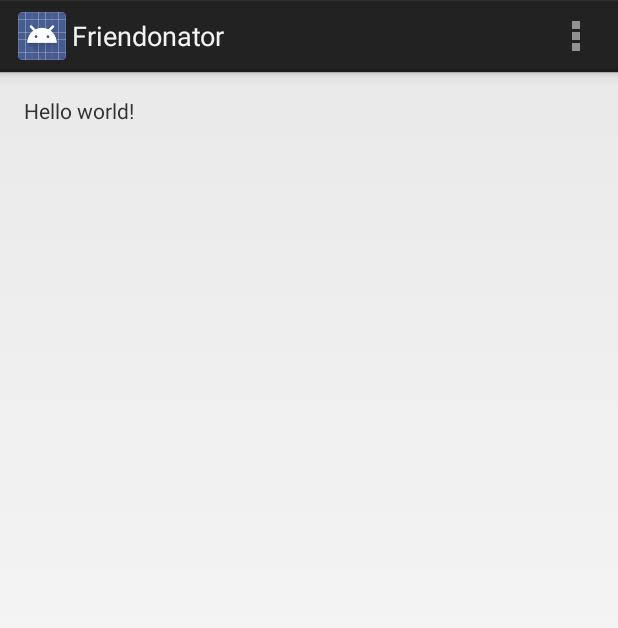
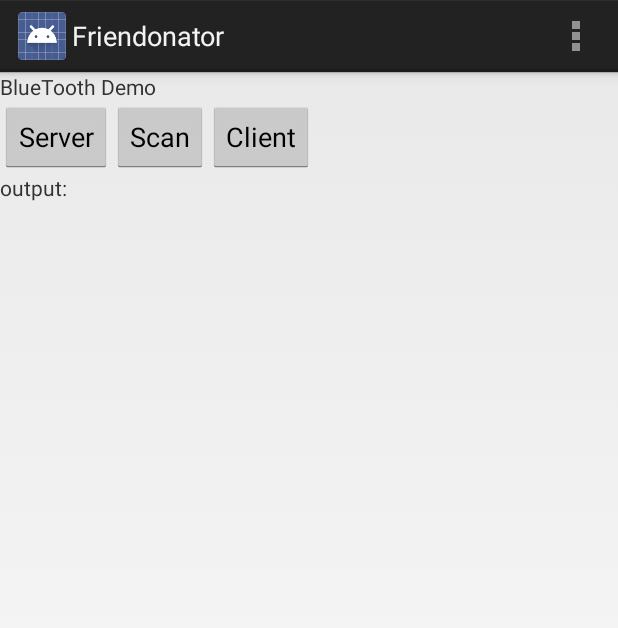
Before and after one commit to Kotoriii/FriendonatorPI, an Android app: the screen it shows after launch (MainActivity), on a phone screen of 412 x 824 dp. Shown: the top 628 px of the screen. Run offline under Robolectric (Android 15) with nearby library versions, the phone set to English and light mode, and no system bars.

Commit message:
agregado base bluetoot

```diff
--- a/app/src/main/AndroidManifest.xml
+++ b/app/src/main/AndroidManifest.xml
@@ -12,10 +12,13 @@
             android:label="@string/app_name" >
             <intent-filter>
                 <action android:name="android.intent.action.MAIN" />
-
                 <category android:name="android.intent.category.LAUNCHER" />
             </intent-filter>
         </activity>
+
     </application>
 
+    <uses-permission android:name="android.permission.BLUETOOTH" />
+    <uses-permission android:name="android.permission.BLUETOOTH_ADMIN" />
+
 </manifest>
--- a/app/src/main/java/com/pi314/friendonator/MainActivity.java
+++ b/app/src/main/java/com/pi314/friendonator/MainActivity.java
@@ -1,20 +1,24 @@
 package com.pi314.friendonator;
 
 import android.app.Activity;
+import android.content.Intent;
 import android.os.Bundle;
 import android.view.Menu;
 import android.view.MenuItem;
 
+import Bluetooth.BlueMan;
+
 
 public class MainActivity extends Activity {
+
 
     @Override
     protected void onCreate(Bundle savedInstanceState) {
         super.onCreate(savedInstanceState);
         setContentView(R.layout.activity_main);
+        Intent ine = new Intent(MainActivity.this, BlueMan.class);
+        startActivity(ine);
     }
-
-
     @Override
     public boolean onCreateOptionsMenu(Menu menu) {
         // Inflate the menu; this adds items to the action bar if it is present.
--- a/app/src/main/res/layout/activity_main.xml
+++ b/app/src/main/res/layout/activity_main.xml
@@ -1,16 +1,27 @@
-<RelativeLayout xmlns:android="http://schemas.android.com/apk/res/android"
-    xmlns:tools="http://schemas.android.com/tools"
-    android:layout_width="match_parent"
-    android:layout_height="match_parent"
-    android:paddingLeft="@dimen/activity_horizontal_margin"
-    android:paddingRight="@dimen/activity_horizontal_margin"
-    android:paddingTop="@dimen/activity_vertical_margin"
-    android:paddingBottom="@dimen/activity_vertical_margin"
-    tools:context=".MainActivity">
-
+<?xml version="1.0" encoding="utf-8"?>
+<LinearLayout
+    android:id="@+id/widget30"
+    android:layout_width="fill_parent"
+    android:layout_height="fill_parent"
+    android:orientation="vertical"
+    xmlns:android="http://schemas.android.com/apk/res/android"
+    >
     <TextView
-        android:text="@string/hello_world"
-        android:layout_width="wrap_content"
-        android:layout_height="wrap_content" />
-
-</RelativeLayout>
+        android:id="@+id/inTxt"
+        android:layout_width="fill_parent"
+        android:layout_height="wrap_content"
+        android:text="BlueTooth Demo"
+        ></TextView>
+    <LinearLayout android:id="@+id/linearLayout1" android:layout_height="wrap_content" android:layout_width="match_parent">
+        <Button android:layout_height="wrap_content" android:text="Server" android:layout_width="wrap_content" android:id="@+id/btnServer"></Button>
+        <Button android:layout_height="wrap_content" android:text="Scan" android:layout_width="wrap_content" android:id="@+id/btnScan"></Button>
+        <Button android:text="Client" android:id="@+id/btnClient" android:layout_width="wrap_content" android:layout_height="wrap_content"></Button>
+    </LinearLayout>
+    <TextView
+        android:id="@+id/output"
+        android:layout_width="fill_parent"
+        android:layout_height="fill_parent"
+        android:text="output: "
+        >
+    </TextView>
+</LinearLayout>
```
Also changed, not shown: app/src/main/java/Bluetooth/BlueMan.java (added, +304 -0 lines).
